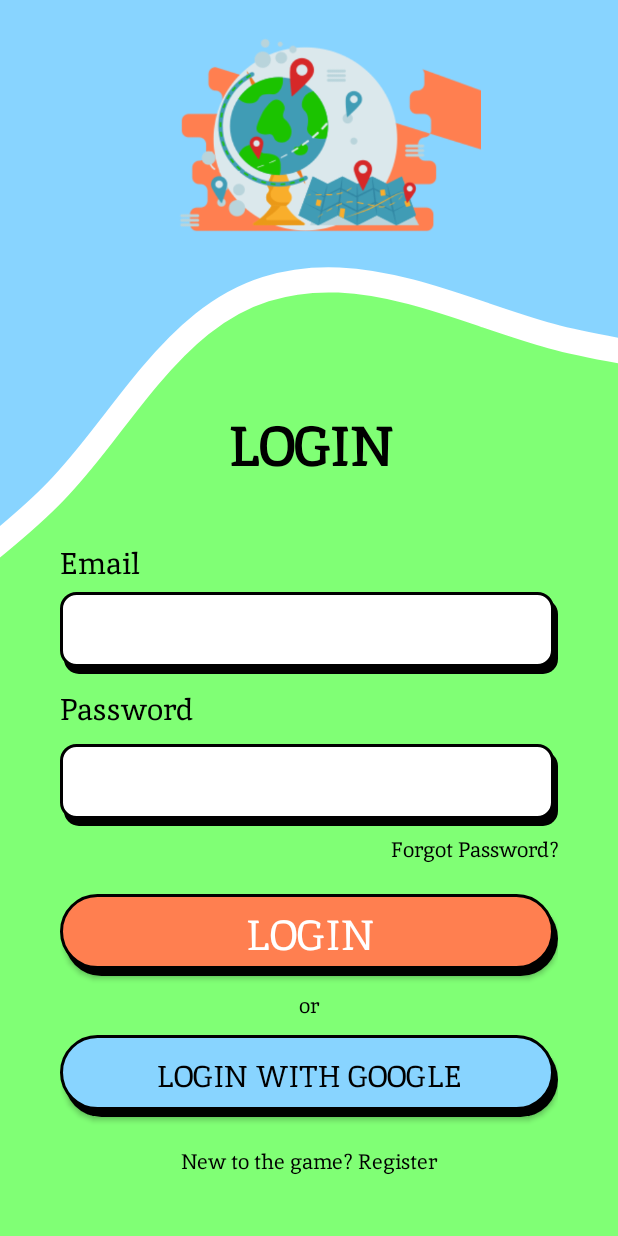
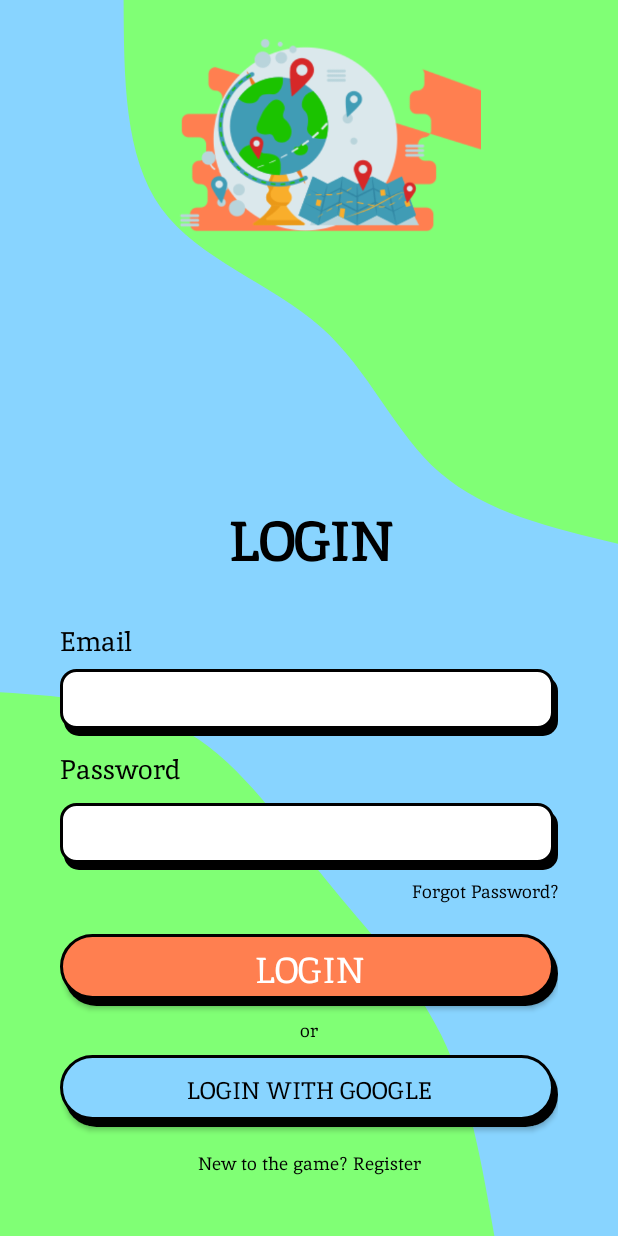
Before and after one commit to RaulPalade/Quiz-Game, an Android app: the layout fragment_login.xml on its own in the app's theme, with its tools: preview values and no code run, on a phone screen of 412 x 824 dp. Run offline under Robolectric (Android 15) with nearby library versions, the phone set to English and light mode, and no system bars.

Commit message:
Fixed layout on login

```diff
--- a/app/src/main/res/drawable/background.xml
+++ b/app/src/main/res/drawable/background.xml
@@ -1,17 +1,15 @@
 <vector xmlns:android="http://schemas.android.com/apk/res/android"
-    android:width="517dp"
-    android:height="930dp"
-    android:viewportWidth="517"
-    android:viewportHeight="930">
-    <group>
-        <clip-path android:pathData="M0,0h517v930h-517z" />
-        <path
-            android:fillColor="#88D4FF"
-            android:pathData="M0,0h517v930h-517z" />
-        <path
-            android:fillColor="#80FF75"
-            android:pathData="M755.15,350.97C719.52,308.8 669.87,290.75 617.85,279.92C594.98,275.17 571.29,271.74 547.92,268.35C544.71,267.89 541.49,267.42 538.29,266.96C511.68,263.07 485.59,259.01 460.86,252.84C442.59,248.28 424.34,242.71 405.84,237.07C404.79,236.75 403.74,236.43 402.68,236.1C383.2,230.16 363.44,224.2 343.64,219.54C304.04,210.23 263.38,205.9 222.28,217.5C182.35,228.76 152.22,254.41 125.4,282.98C114.99,294.08 104.89,305.82 94.92,317.43C92.08,320.73 89.25,324.03 86.42,327.3C73.57,342.14 60.71,356.51 46.9,369.45C31.82,383.59 15.04,396.52 -2.31,409.36C-6.46,412.43 -10.64,415.5 -14.85,418.58C-28.1,428.29 -41.51,438.12 -54.2,448.33C-87.7,475.28 -117.96,506.19 -131.53,549.45C-159.82,639.61 -128.48,735.21 -92.95,818.68C-54.04,910.08 -5.03,1005.52 84.06,1056.87C175.91,1109.81 290.62,1128.61 392.68,1097.31C442.55,1082.02 479.78,1048.86 512.84,1011.58C526.4,996.3 539.43,980.1 552.34,964.06C555.15,960.57 557.96,957.08 560.76,953.61C576.53,934.11 592.33,915.07 609.33,897.74C626.86,879.89 646.27,863.27 666.19,846.7C669.93,843.58 673.69,840.47 677.47,837.34C693.66,823.94 710.01,810.41 725.4,796.37C763.4,761.7 796.95,722.75 811.07,670.89C839.98,564.67 827.44,436.51 755.15,350.97Z"
-            android:strokeWidth="19"
-            android:strokeColor="#ffffff" />
-    </group>
+    android:width="550dp"
+    android:height="1000dp"
+    android:viewportWidth="550"
+    android:viewportHeight="1000">
+  <path
+      android:fillColor="#88D4FF"
+      android:pathData="M0,0h550v1000h-550z" />
+  <path
+      android:fillColor="#80FF75"
+      android:pathData="M550,440C491,427.2 432,414.4 391.6,382.5C351.1,350.6 329.2,299.7 285.5,264.5C241.9,229.3 176.4,209.8 143.5,168.4C110.6,126.9 110.3,63.5 110,0L550,0Z" />
+  <path
+      android:fillColor="#80FF75"
+      android:pathData="M0,560C60.3,563.7 120.6,567.4 168.4,593.5C216.2,619.6 251.5,668.2 289.2,710.8C326.9,753.4 367.1,790.1 392.6,837.4C418.2,884.6 429.1,942.3 440,1000L0,1000Z" />
 </vector>
--- a/app/src/main/res/drawable/button_default.xml
+++ b/app/src/main/res/drawable/button_default.xml
@@ -17,7 +17,7 @@
             <stroke android:width="2dp" />
             <size
                 android:width="350dp"
-                android:height="50dp" />
+                android:height="40dp" />
             <solid android:color="@color/orange" />
             <corners android:radius="100dp" />
         </shape>
--- a/app/src/main/res/drawable/google_button_box.xml
+++ b/app/src/main/res/drawable/google_button_box.xml
@@ -17,7 +17,7 @@
             <stroke android:width="2dp" />
             <size
                 android:width="350dp"
-                android:height="50dp" />
+                android:height="40dp" />
             <solid android:color="@color/blue" />
             <corners android:radius="100dp" />
         </shape>
--- a/app/src/main/res/drawable/label_box.xml
+++ b/app/src/main/res/drawable/label_box.xml
@@ -17,7 +17,7 @@
             <stroke android:width="2dp" />
             <size
                 android:width="350dp"
-                android:height="50dp" />
+                android:height="40dp" />
             <solid android:color="@color/white" />
             <corners android:radius="10dp" />
         </shape>
--- a/app/src/main/res/layout/fragment_login.xml
+++ b/app/src/main/res/layout/fragment_login.xml
@@ -34,7 +34,7 @@
             android:id="@+id/header_title"
             android:layout_width="match_parent"
             android:layout_height="wrap_content"
-            android:layout_marginBottom="40dp"
+            android:layout_marginBottom="30dp"
             android:gravity="center_horizontal"
             android:text="LOGIN"
             android:textColor="@color/black"
@@ -62,13 +62,20 @@
                 android:layout_marginBottom="6dp"
                 android:text="Email"
                 android:textColor="@color/black"
-                android:textSize="20sp" />
+                android:textSize="18sp" />
 
             <EditText
                 android:id="@+id/email_et"
                 android:layout_width="match_parent"
                 android:layout_height="wrap_content"
-                android:background="@drawable/label_box" />
+                android:background="@drawable/label_box"
+                android:gravity="center_vertical"
+                android:inputType="textEmailAddress"
+                android:paddingStart="12dp"
+                android:paddingBottom="5dp"
+                android:textColor="@color/black"
+                android:textCursorDrawable="@null"
+                tools:ignore="RtlSymmetry" />
         </LinearLayout>
 
         <LinearLayout
@@ -88,13 +95,20 @@
                 android:layout_marginBottom="10dp"
                 android:text="Password"
                 android:textColor="@color/black"
-                android:textSize="20sp" />
+                android:textSize="18sp" />
 
             <EditText
                 android:id="@+id/password_et"
                 android:layout_width="match_parent"
                 android:layout_height="wrap_content"
-                android:background="@drawable/label_box" />
+                android:background="@drawable/label_box"
+                android:gravity="center_vertical"
+                android:inputType="textPassword"
+                android:paddingStart="12dp"
+                android:paddingBottom="5dp"
+                android:textColor="@color/black"
+                android:textCursorDrawable="@null"
+                tools:ignore="RtlSymmetry" />
         </LinearLayout>
 
 
@@ -107,7 +121,7 @@
             android:gravity="end"
             android:text="Forgot Password?"
             android:textColor="@color/black"
-            android:textSize="14sp"
+            android:textSize="12sp"
             app:layout_constraintBottom_toTopOf="@id/btn_login"
             app:layout_constraintEnd_toEndOf="parent"
             app:layout_constraintStart_toStartOf="parent" />
@@ -116,7 +130,7 @@
             android:id="@+id/btn_login"
             android:layout_width="match_parent"
             android:layout_height="wrap_content"
-            android:layout_marginBottom="10dp"
+            android:layout_marginBottom="8dp"
             android:background="@drawable/button_style"
             android:clickable="true"
             android:cursorVisible="false"
@@ -125,7 +139,7 @@
             android:gravity="center_horizontal|center_vertical"
             android:text="Login"
             android:textColor="@color/white"
-            android:textSize="28sp"
+            android:textSize="24sp"
             app:layout_constraintBottom_toTopOf="@id/or"
             app:layout_constraintEnd_toEndOf="parent"
             app:layout_constraintStart_toStartOf="parent" />
@@ -134,11 +148,11 @@
             android:id="@+id/or"
             android:layout_width="match_parent"
             android:layout_height="wrap_content"
-            android:layout_marginBottom="10dp"
+            android:layout_marginBottom="8dp"
             android:gravity="center_horizontal"
             android:text="or"
             android:textColor="@color/black"
-            android:textSize="14sp"
+            android:textSize="12sp"
             app:layout_constraintBottom_toTopOf="@id/btn_login_google"
             app:layout_constraintEnd_toEndOf="parent"
             app:layout_constraintStart_toStartOf="parent" />
@@ -147,12 +161,12 @@
             android:id="@+id/btn_login_google"
             android:layout_width="match_parent"
             android:layout_height="wrap_content"
-            android:layout_marginBottom="20dp"
+            android:layout_marginBottom="16dp"
             android:background="@drawable/google_button_box"
             android:gravity="center_horizontal|center_vertical"
             android:text="Login with Google"
             android:textColor="@color/black"
-            android:textSize="20sp"
+            android:textSize="16sp"
             app:layout_constraintBottom_toTopOf="@id/btn_register"
             app:layout_constraintEnd_toEndOf="parent"
             app:layout_constraintStart_toStartOf="parent"
@@ -165,7 +179,7 @@
             android:gravity="center_horizontal"
             android:text="New to the game? Register"
             android:textColor="@color/black"
-            android:textSize="14sp"
+            android:textSize="12sp"
             app:layout_constraintBottom_toBottomOf="parent"
             app:layout_constraintEnd_toEndOf="parent"
             app:layout_constraintStart_toStartOf="parent" />
```
